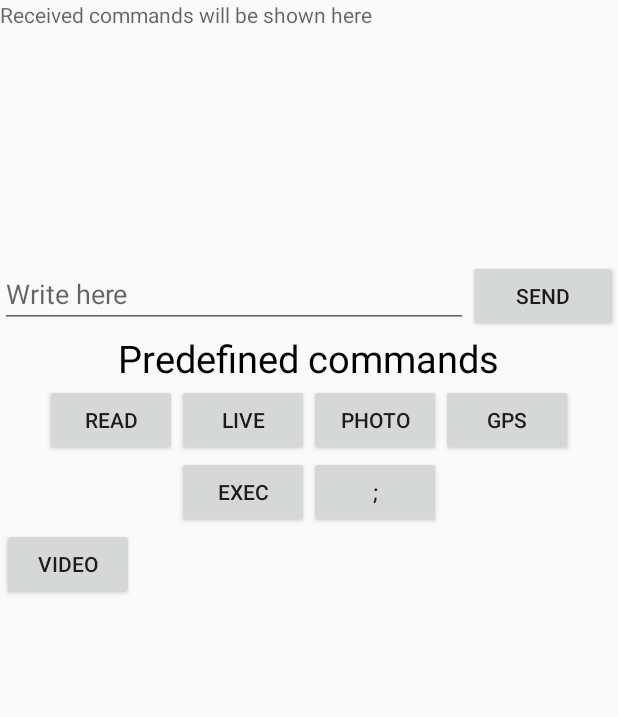
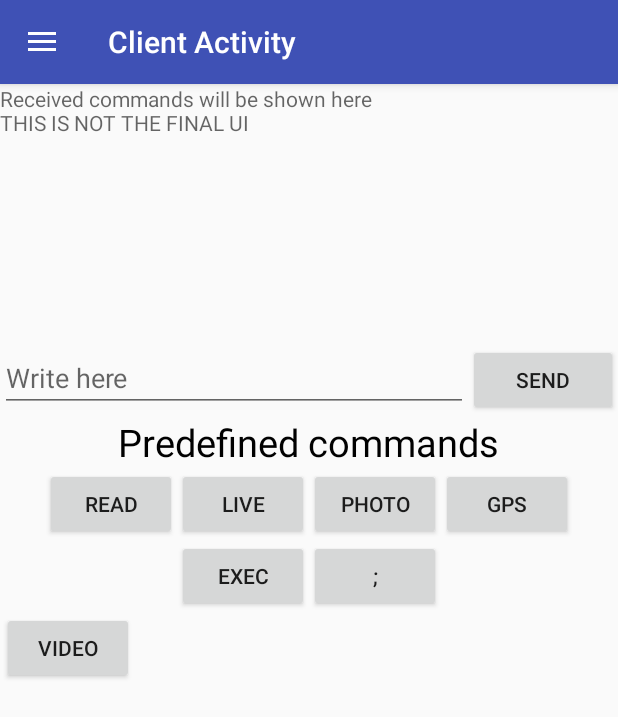
Before and after one commit to giovanni-t/remote-access, an Android app: the ClientActivity screen opened directly, with no data from a screen before it, on a phone screen of 412 x 824 dp. Shown: the top 717 px of the screen. Run offline under Robolectric (Android 15) with nearby library versions, the phone set to English and light mode, and no system bars; 1 statement that could not run was skipped.

Commit message:
Tested the navigator in the ClientActivity Improved code readability

```diff
--- a/RemoteApp/app/src/main/java/com/example/mobserv/remoteapp/ChatActivity.java
+++ b/RemoteApp/app/src/main/java/com/example/mobserv/remoteapp/ChatActivity.java
@@ -4,10 +4,14 @@ import android.os.Bundle;
 
 public class ChatActivity extends DrawerActivity  {
 
+    private static final String title = "Remote Access"; // Change this string to change the title!
+
     @Override
     protected void onCreate(Bundle savedInstanceState) {
         super.onCreate(savedInstanceState);
         setContentView(R.layout.activity_chat);
 
+        setTitle(title);
+
     }
 }
--- a/RemoteApp/app/src/main/java/com/example/mobserv/remoteapp/ClientActivity.java
+++ b/RemoteApp/app/src/main/java/com/example/mobserv/remoteapp/ClientActivity.java
@@ -6,10 +6,7 @@ import android.content.Intent;
 import android.content.pm.PackageManager;
 import android.os.Bundle;
 import android.os.Handler;
-import android.support.v4.app.FragmentActivity;
 import android.support.v4.app.FragmentManager;
-import android.support.v4.widget.DrawerLayout;
-import android.support.v7.app.ActionBarDrawerToggle;
 import android.text.Layout;
 import android.text.method.ScrollingMovementMethod;
 import android.util.DisplayMetrics;
@@ -17,13 +14,10 @@ import android.util.Log;
 import android.view.SurfaceView;
 import android.view.View;
 import android.view.ViewGroup;
-import android.widget.AdapterView;
-import android.widget.ArrayAdapter;
 import android.widget.Button;
 import android.widget.EditText;
 import android.widget.ImageView;
 import android.widget.LinearLayout;
-import android.widget.ListView;
 import android.widget.TextView;
 import android.widget.Toast;
 
@@ -36,7 +30,7 @@ import java.util.TimerTask;
 /**
  * Created by pacel_000 on 22/10/2015.
  */
-public class ClientActivity extends FragmentActivity implements TaskFragment.TaskCallbacks {
+public class ClientActivity extends DrawerActivity implements TaskFragment.TaskCallbacks {
 
     private static final String TAG = ClientActivity.class.getSimpleName();
     private static final boolean DEBUG = true; // Set this to false to disable logs .
@@ -61,15 +55,6 @@ public class ClientActivity extends FragmentActivity implements TaskFragment.Tas
     private boolean isStreaming = false;
     private ArrayList<String> IpList;
 
-    /* nav drawer */
-    private ListView mDrawerList;
-    private ArrayAdapter<String> mAdapter;
-
-    private ActionBarDrawerToggle mDrawerToggle;
-    private DrawerLayout mDrawerLayout;
-    private String mActivityTitle;
-    /* nav drawer */
-
     private List<Subscriber> subscribers;
     final Handler singleTimer = new Handler();
     private List<TimerTask> subscribersTimer;
@@ -78,13 +63,6 @@ public class ClientActivity extends FragmentActivity implements TaskFragment.Tas
     public void onCreate(Bundle savedInstanceState) {
         super.onCreate(savedInstanceState);
         setContentView(R.layout.activity_client);
-        /* nav drawer */
-        mDrawerList = (ListView)findViewById(R.id.navList);
-        mDrawerLayout = (DrawerLayout)findViewById(R.id.drawer_layout);
-        mActivityTitle = getTitle().toString();
-        addDrawerItems();
-        setupDrawer();
-        /* nav drawer */
         text = (TextView) findViewById(R.id.idClientText);
         text.setMovementMethod(new ScrollingMovementMethod());
         et = (EditText) findViewById(R.id.idClientEditText);
@@ -115,12 +93,12 @@ public class ClientActivity extends FragmentActivity implements TaskFragment.Tas
         }
 
 
-        if(savedInstanceState == null) { // IF first launch of the activity
+        if (savedInstanceState == null) { // IF first launch of the activity
             et.setFocusable(false);
         }
 
         subscribers = new LinkedList<>();
-        subscribersTimer  = new LinkedList<>();
+        subscribersTimer = new LinkedList<>();
     }
 
     public void onClick(View view) {
@@ -132,6 +110,7 @@ public class ClientActivity extends FragmentActivity implements TaskFragment.Tas
     /**
      * Takes the name of the button and concatenates it to
      * the current composing message
+     *
      * @param view (the button)
      */
     public void onClickEnterText(View view) {
@@ -143,24 +122,32 @@ public class ClientActivity extends FragmentActivity implements TaskFragment.Tas
 
     class updateUIThread implements Runnable {
         private String msg;
-        public updateUIThread(String str) { this.msg = str; }
+
+        public updateUIThread(String str) {
+            this.msg = str;
+        }
+
         @Override
         public void run() {
             text.setText(text.getText().toString() + msg + "\n");
             // code below just makes the text scroll on update/receive of messages
             final Layout layout = text.getLayout();
-            if(layout != null){
+            if (layout != null) {
                 int scrollDelta = layout.getLineBottom(text.getLineCount() - 1)
                         - text.getScrollY() - text.getHeight();
-                if(scrollDelta > 0)
+                if (scrollDelta > 0)
                     text.scrollBy(0, scrollDelta);
             }
         }
     }
 
-    class makeToast implements Runnable{
+    class makeToast implements Runnable {
         private String msg;
-        public makeToast(String msg){ this.msg = msg; }
+
+        public makeToast(String msg) {
+            this.msg = msg;
+        }
+
         @Override
         public void run() {
             Toast.makeText(getApplicationContext(), msg, Toast.LENGTH_SHORT).show();
@@ -182,20 +169,24 @@ public class ClientActivity extends FragmentActivity implements TaskFragment.Tas
                 }).create().show();
     }
 
-    public void setClientsList(List<String> clientsList){ this.clientsList = clientsList; }
+    public void setClientsList(List<String> clientsList) {
+        this.clientsList = clientsList;
+    }
 
-    class updateUIClientsList implements Runnable{
+    class updateUIClientsList implements Runnable {
         Integer numOfClients;
         List<String> clientsList;
+
         public updateUIClientsList(Integer numOfClients, List<String> clientsList) {
             this.clientsList = clientsList;
             this.numOfClients = numOfClients;
         }
+
         @Override
         public void run() {
             ViewGroup linearLayout = (ViewGroup) findViewById(R.id.clientsLinearLayout);
             linearLayout.removeAllViews();
-            for (String clientName : clientsList){
+            for (String clientName : clientsList) {
                 // let's keep also own name so we can send msgs to ourselves for debugging purposes
                 //if ( !clientName.equalsIgnoreCase(myName) ) {
                 Button bt = new Button(getApplicationContext());
@@ -214,11 +205,11 @@ public class ClientActivity extends FragmentActivity implements TaskFragment.Tas
         }
     }
 
-    public void setNameTaken(boolean val){
+    public void setNameTaken(boolean val) {
         this.nameTaken = val;
     }
 
-    public void videoClick(View view){
+    public void videoClick(View view) {
         Intent in1 = new Intent(this, LiveActivity.class);
         in1.putStringArrayListExtra("ipList", IpList);
         startActivity(in1);
@@ -227,6 +218,7 @@ public class ClientActivity extends FragmentActivity implements TaskFragment.Tas
     class createNameDialog implements Runnable {
         Boolean alreadyTaken;
         ClientActivity activity;
+
         public createNameDialog(Boolean alreadyTaken) {
             this.alreadyTaken = alreadyTaken;
             this.activity = ClientActivity.this;
@@ -263,7 +255,7 @@ public class ClientActivity extends FragmentActivity implements TaskFragment.Tas
     public void onSaveInstanceState(Bundle outState) {
         super.onSaveInstanceState(outState);
 
-        if(clientsList != null)
+        if (clientsList != null)
             outState.putStringArrayList(CLIENTS_LIST, new ArrayList<String>(clientsList));
         outState.putBoolean("nameTaken", nameTaken);
         outState.putInt(TEXT_SCROLL_X, text.getScrollX());
@@ -276,14 +268,6 @@ public class ClientActivity extends FragmentActivity implements TaskFragment.Tas
         super.onRestoreInstanceState(savedInstanceState);
 
         // code below just makes the text scroll on update/receive of messages
-            /*Layout layout = text.getLayout();
-            if(layout != null){
-                int scrollDelta = layout.getLineBottom(text.getLineCount() - 1)
-                        - text.getScrollY() - text.getHeight();
-                if(scrollDelta > 0)
-                    text.scrollBy(0, scrollDelta);
-                Log.d("onRestore", "delta is "+scrollDelta);
-            }*/
         final int x = savedInstanceState.getInt(TEXT_SCROLL_X);
         final int y = savedInstanceState.getInt(TEXT_SCROLL_Y);
         text.post(new Runnable() {
@@ -293,7 +277,7 @@ public class ClientActivity extends FragmentActivity implements TaskFragment.Tas
             }
         });
         List<String> cl = savedInstanceState.getStringArrayList(CLIENTS_LIST);
-        if(cl != null)
+        if (cl != null)
             runOnUiThread(new updateUIClientsList(cl.size(), cl));
         nameTaken = savedInstanceState.getBoolean("nameTaken");
         if (!nameTaken)
@@ -301,7 +285,7 @@ public class ClientActivity extends FragmentActivity implements TaskFragment.Tas
     }
 
     @Override
-    public void onShowToast(String str){
+    public void onShowToast(String str) {
         runOnUiThread(new makeToast(str));
     }
 
@@ -339,7 +323,7 @@ public class ClientActivity extends FragmentActivity implements TaskFragment.Tas
     public void onImageReceived(byte[] imageByte) {
         //Convert to byte array
         Intent in1 = new Intent(this, PhotoActivity.class);
-        in1.putExtra("image",imageByte);
+        in1.putExtra("image", imageByte);
         startActivity(in1);
     }
 
@@ -375,13 +359,13 @@ public class ClientActivity extends FragmentActivity implements TaskFragment.Tas
     }
 
     @Override
-    public void onWelcome(){
+    public void onWelcome() {
         setNameTaken(true);
     }
 
     @Override
     public void onExecReceived(String subscriberName, String service) {
-        final Subscriber s = new Subscriber(subscriberName,service);
+        final Subscriber s = new Subscriber(subscriberName, service);
         subscribers.add(s);
         Timer timer = new Timer();
         subscribersTimer.add(new TimerTask() {
@@ -408,7 +392,7 @@ public class ClientActivity extends FragmentActivity implements TaskFragment.Tas
 
     @Override
     public void onStopTimers() {
-        for ( TimerTask t : subscribersTimer ){
+        for (TimerTask t : subscribersTimer) {
             t.cancel();
         }
     }
@@ -427,6 +411,7 @@ public class ClientActivity extends FragmentActivity implements TaskFragment.Tas
 
     private class Subscriber {
         public String name, service;
+
         public Subscriber(String n, String s) {
             name = n;
             service = s;
@@ -437,8 +422,8 @@ public class ClientActivity extends FragmentActivity implements TaskFragment.Tas
     public String onLiveRequested() {
         if (!getPackageManager().hasSystemFeature(PackageManager.FEATURE_CAMERA)) {
             new makeToast("No camera on this device");
-        } else{
-            if(isStreaming) new makeToast("This device is streaming");
+        } else {
+            if (isStreaming) new makeToast("This device is streaming");
             isStreaming = true;
             preview.liveSetId();
             preview.openSurface();
@@ -447,85 +432,4 @@ public class ClientActivity extends FragmentActivity implements TaskFragment.Tas
         }
         return null;
     }
-
-    /************************/
-    /***** LOGS & STUFF *****/
-    /************************/
-
-    @Override
-    protected void onStart() {
-        if (DEBUG) Log.i(TAG, "onStart()");
-        super.onStart();
 }
-
-    @Override
-    protected void onResume() {
-        if (DEBUG) Log.i(TAG, "onResume()");
-        super.onResume();
-    }
-
-    @Override
-    protected void onPause() {
-        if (DEBUG) Log.i(TAG, "onPause()");
-        super.onPause();
-    }
-
-    @Override
-    protected void onStop() {
-        if (DEBUG) Log.i(TAG, "onStop()");
-        super.onStop();
-    }
-
-    @Override
-    protected void onDestroy() {
-        if (DEBUG) Log.i(TAG, "onDestroy()");
-        super.onDestroy();
-    }
-
-    /*
-    nav drawer
-     */
-
-    private void addDrawerItems() {
-        String[] osArray = {"Live Streaming", "Photos"};
-        mAdapter = new ArrayAdapter<String>(this, android.R.layout.simple_list_item_1, osArray);
-        mDrawerList.setAdapter(mAdapter);
-
-        mDrawerList.setOnItemClickListener(new AdapterView.OnItemClickListener() {
-            @Override
-            public void onItemClick(AdapterView<?> parent, View view, int position, long id) {
-                switch (position){
-                    case 0:
-                        Intent in1 = new Intent(getBaseContext(), LiveActivity.class);
-                        in1.putStringArrayListExtra("ipList", IpList);
-                        startActivity(in1);
-                        break;
-                    case 1:
-                        Toast.makeText(getBaseContext(), "no photos yet", Toast.LENGTH_SHORT).show();
-                        /*Intent in2 = new Intent(getBaseContext(), PhotoActivity.class);
-                        startActivity(in2);*/
-                        break;
-                }
-
-            }
-        });
-    }
-
-    private void setupDrawer() {
-        mDrawerToggle = new ActionBarDrawerToggle(this, mDrawerLayout, R.string.drawer_open, R.string.drawer_close) {
-            /** Called when a drawer has settled in a completely open state. */
-            public void onDrawerOpened(View drawerView) {
-            }
-            /** Called when a drawer has settled in a completely closed state. */
-            public void onDrawerClosed(View view) {
-            }
-        };
-        mDrawerToggle.setDrawerIndicatorEnabled(true);
-        mDrawerLayout.setDrawerListener(mDrawerToggle);
-    }
-
-    /*
-    nav drawer http://blog.teamtreehouse.com/add-navigation-drawer-android
-     */
-
-}
--- a/RemoteApp/app/src/main/java/com/example/mobserv/remoteapp/DrawerActivity.java
+++ b/RemoteApp/app/src/main/java/com/example/mobserv/remoteapp/DrawerActivity.java
@@ -2,6 +2,7 @@ package com.example.mobserv.remoteapp;
 
 import android.content.res.Configuration;
 import android.os.Bundle;
+import android.support.v4.app.FragmentActivity;
 import android.support.v4.widget.DrawerLayout;
 import android.support.v7.app.ActionBarDrawerToggle;
 import android.support.v7.app.AppCompatActivity;
@@ -18,6 +19,9 @@ import android.widget.RelativeLayout;
 
 /**
  * Created by giovanni on 24/12/15. just before christmas eating
+ * Draws and handles the navigator (left side menu)
+ * In order to have a consistent UI, always extend this class
+ * for all your Activities! =)
  */
 public class DrawerActivity extends AppCompatActivity {
 
@@ -60,6 +64,7 @@ public class DrawerActivity extends AppCompatActivity {
         final String[] menuArray = { "Ex1", "Ex2", "Ex3", "Ex4", "Ex5" };
         mAdapter = new ArrayAdapter<String>(this, android.R.layout.simple_list_item_1, menuArray);
         mDrawerList.setAdapter(mAdapter);
+        Log.d("DrawerActivity", "Mock List added");
 
         mDrawerList.setOnItemClickListener(new AdapterView.OnItemClickListener() {
             @Override
@@ -74,7 +79,7 @@ public class DrawerActivity extends AppCompatActivity {
             /** Called when a drawer has settled in a completely open state. */
             public void onDrawerOpened(View drawerView) {
                 super.onDrawerOpened(drawerView);
-                getSupportActionBar().setTitle(R.string.navigator_title);  // we can change the text in the main bar from here
+                getSupportActionBar().setTitle(R.string.navigator_title); // Set the text to show in the main toolbar when navigator is shown
                 invalidateOptionsMenu(); // creates call to onPrepareOptionsMenu()
             }
             /** Called when a drawer has settled in a completely closed state. */
--- a/RemoteApp/app/src/main/res/layout/activity_client.xml
+++ b/RemoteApp/app/src/main/res/layout/activity_client.xml
@@ -1,17 +1,10 @@
-<android.support.v4.widget.DrawerLayout
-    xmlns:android="http://schemas.android.com/apk/res/android"
-    xmlns:tools="http://schemas.android.com/tools"
-    android:id="@+id/drawer_layout"
-    android:layout_width="match_parent"
-    android:layout_height="match_parent">
-
 <LinearLayout xmlns:android="http://schemas.android.com/apk/res/android"
               android:orientation="vertical"
               android:layout_width="match_parent"
               android:layout_height="match_parent">
 
     <TextView
-        android:hint="Received commands will be shown here\n"
+        android:hint="Received commands will be shown here\nTHIS IS NOT THE FINAL UI"
         android:freezesText="true"
         android:layout_width="match_parent"
         android:layout_height="173dp"
@@ -130,17 +123,4 @@
             />
     </LinearLayout>
 
-
-
 </LinearLayout>
-
-
-    <!-- Side navigation drawer UI -->
-    <ListView
-        android:id="@+id/navList"
-        android:layout_width="200dp"
-        android:layout_height="match_parent"
-        android:layout_gravity="left|start"
-        android:background="#ffeeeeee"/>
-
-</android.support.v4.widget.DrawerLayout>
```
Also changed, not shown: RemoteApp/app/src/main/res/layout/activity_chat.xml (+6 -1 lines), RemoteApp/app/src/main/res/layout/activity_drawer.xml (+3 -14 lines), RemoteApp/app/src/main/res/values/strings.xml (+9 -0 lines). Lines whose indentation alone changed are shown as unchanged.
